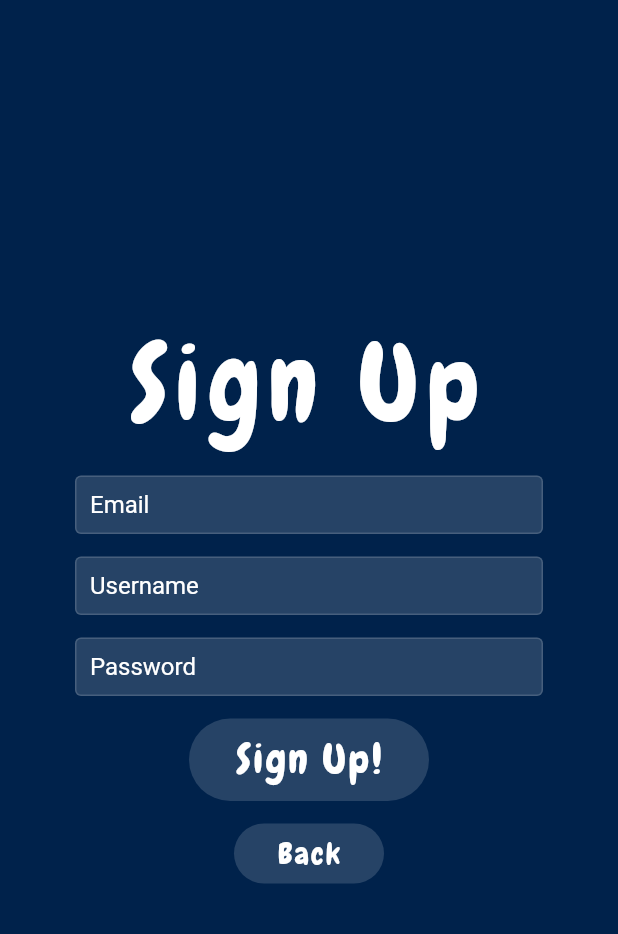
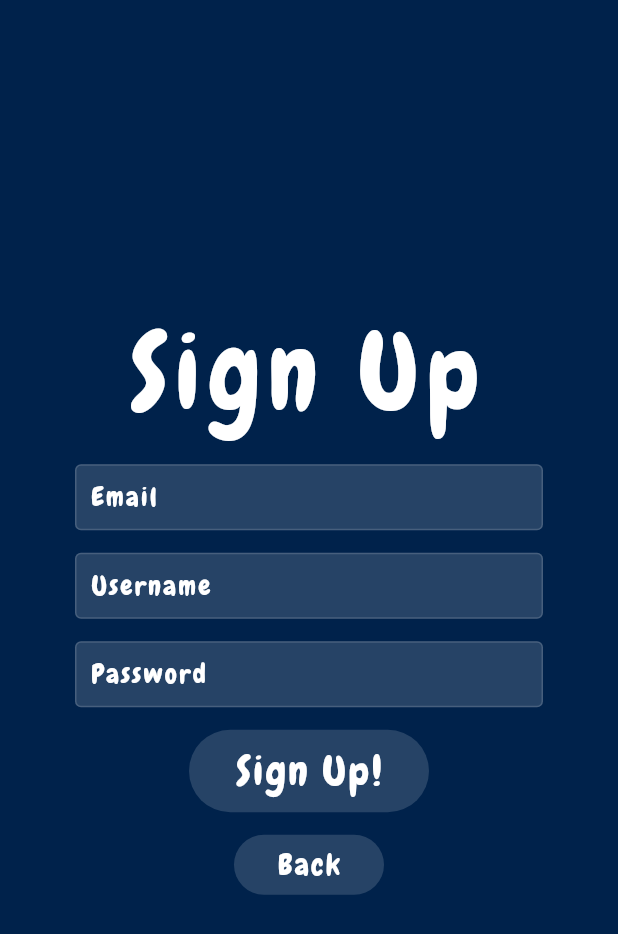
Before and after one commit to ruiqi7/study_wyth_me, a Flutter app: the screen it shows after launch, after a tap on an icon or button, on a phone screen of 412 x 824 dp. Shown: the top 934 px of the screen. Run offline on Flutter 3.47's test engine with Material 2 defaults, Android fonts, the phone set to English and light mode, and no system bars; our stand-ins replace cloud_firestore, firebase_auth, firebase_core, fl_chart, flutter_spinkit; accounts and stored records are empty.

Commit message:
Minor Edits

```diff
--- a/study_wyth_me/lib/pages/main_menu.dart
+++ b/study_wyth_me/lib/pages/main_menu.dart
@@ -13,7 +13,7 @@ class MainMenu extends StatelessWidget {
   static ButtonStyle buttonStyle = TextButton.styleFrom(
     padding: const EdgeInsets.all(16.0),
     primary: Colors.white,
-    textStyle: chewyTextStyle.copyWith(letterSpacing: 33.0),
+    textStyle: chewyTextStyle.copyWith(fontSize: 33.0),
   );
 
   @override
--- a/study_wyth_me/lib/pages/reset_password.dart
+++ b/study_wyth_me/lib/pages/reset_password.dart
@@ -39,7 +39,7 @@ class _ResetPasswordState extends State<ResetPassword> {
                     children: <Widget>[
                       TextFormField( // email
                         decoration: formFieldDeco.copyWith(hintText: 'Email'),
-                        style: const TextStyle(color: Colors.white),
+                        style: chewyTextStyle.copyWith(fontSize: 18.0),
                         validator: (value) => value!.isEmpty ? 'Enter your email' : null,
                         onChanged: (value) {
                           setState(() => email = value);
--- a/study_wyth_me/lib/pages/sign_in.dart
+++ b/study_wyth_me/lib/pages/sign_in.dart
@@ -43,7 +43,7 @@ class _SignInState extends State<SignIn> {
                     children: <Widget>[
                       TextFormField( // email
                         decoration: formFieldDeco.copyWith(hintText: 'Email'),
-                        style: const TextStyle(color: Colors.white),
+                        style: chewyTextStyle.copyWith(fontSize: 18.0),
                         validator: (value) => value!.isEmpty ? 'Enter your email' : null,
                         onChanged: (value) {
                           setState(() => email = value);
@@ -52,7 +52,7 @@ class _SignInState extends State<SignIn> {
                       gapBox,
                       TextFormField( // password
                         decoration: formFieldDeco.copyWith(hintText: 'Password'),
-                        style: const TextStyle(color: Colors.white),
+                        style: chewyTextStyle.copyWith(fontSize: 18.0),
                         obscureText: true,
                         validator: (value) => value!.isEmpty ? 'Enter your password' : null,
                         onChanged: (value) {
--- a/study_wyth_me/lib/pages/sign_up.dart
+++ b/study_wyth_me/lib/pages/sign_up.dart
@@ -43,7 +43,7 @@ class _SignUpState extends State<SignUp> {
                     children: <Widget>[
                       TextFormField( // email
                         decoration: formFieldDeco.copyWith(hintText: 'Email'),
-                        style: const TextStyle(color: Colors.white),
+                        style: chewyTextStyle.copyWith(fontSize: 18.0),
                         validator: (value) => value!.isEmpty ? 'Enter your email' : null,
                         onChanged: (value) {
                           setState(() => email = value);
@@ -52,7 +52,7 @@ class _SignUpState extends State<SignUp> {
                       gapBox,
                       TextFormField( // username
                         decoration: formFieldDeco.copyWith(hintText: 'Username'),
-                        style: const TextStyle(color: Colors.white),
+                        style: chewyTextStyle.copyWith(fontSize: 18.0),
                         validator: (value) => value!.isEmpty ? 'Enter your username' : null,
                         onChanged: (value) {
                           setState(() => username = value);
@@ -61,7 +61,7 @@ class _SignUpState extends State<SignUp> {
                       gapBox,
                       TextFormField( // password
                         decoration: formFieldDeco.copyWith(hintText: 'Password'),
-                        style: const TextStyle(color: Colors.white),
+                        style: chewyTextStyle.copyWith(fontSize: 18.0),
                         obscureText: true,
                         validator: (value) {
                           if (value!.isEmpty) {
```
